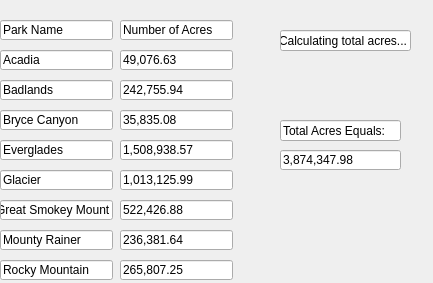
Above: totalacres.ui from smoreno11/NationalParksProject before the change. Below: the same form after it.
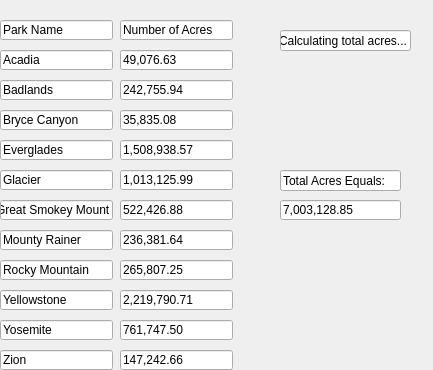
That is the form after the change.

Patch:
```diff
--- a/totalacres.ui
+++ b/totalacres.ui
@@ -7,7 +7,7 @@
     <x>0</x>
     <y>0</y>
     <width>433</width>
-    <height>283</height>
+    <height>370</height>
    </rect>
   </property>
   <property name="windowTitle">
@@ -289,7 +289,7 @@
    <property name="geometry">
     <rect>
      <x>280</x>
-     <y>120</y>
+     <y>170</y>
      <width>121</width>
      <height>21</height>
     </rect>
@@ -305,13 +305,13 @@
    <property name="geometry">
     <rect>
      <x>280</x>
-     <y>150</y>
+     <y>200</y>
      <width>121</width>
      <height>20</height>
     </rect>
    </property>
    <property name="text">
-    <string>3,874,347.98</string>
+    <string>7,003,128.85</string>
    </property>
    <property name="readOnly">
     <bool>true</bool>
@@ -349,6 +349,102 @@
     <bool>true</bool>
    </property>
   </widget>
+  <widget class="QLineEdit" name="lineEdit_22">
+   <property name="geometry">
+    <rect>
+     <x>0</x>
+     <y>290</y>
+     <width>113</width>
+     <height>20</height>
+    </rect>
+   </property>
+   <property name="text">
+    <string>Yellowstone</string>
+   </property>
+   <property name="readOnly">
+    <bool>true</bool>
+   </property>
+  </widget>
+  <widget class="QLineEdit" name="lineEdit_23">
+   <property name="geometry">
+    <rect>
+     <x>0</x>
+     <y>320</y>
+     <width>113</width>
+     <height>20</height>
+    </rect>
+   </property>
+   <property name="text">
+    <string>Yosemite</string>
+   </property>
+   <property name="readOnly">
+    <bool>true</bool>
+   </property>
+  </widget>
+  <widget class="QLineEdit" name="lineEdit_24">
+   <property name="geometry">
+    <rect>
+     <x>0</x>
+     <y>350</y>
+     <width>113</width>
+     <height>20</height>
+    </rect>
+   </property>
+   <property name="text">
+    <string>Zion</string>
+   </property>
+   <property name="readOnly">
+    <bool>true</bool>
+   </property>
+  </widget>
+  <widget class="QLineEdit" name="lineEdit_25">
+   <property name="geometry">
+    <rect>
+     <x>120</x>
+     <y>290</y>
+     <width>113</width>
+     <height>20</height>
+    </rect>
+   </property>
+   <property name="text">
+    <string>2,219,790.71</string>
+   </property>
+   <property name="readOnly">
+    <bool>true</bool>
+   </property>
+  </widget>
+  <widget class="QLineEdit" name="lineEdit_26">
+   <property name="geometry">
+    <rect>
+     <x>120</x>
+     <y>320</y>
+     <width>113</width>
+     <height>20</height>
+    </rect>
+   </property>
+   <property name="text">
+    <string>761,747.50</string>
+   </property>
+   <property name="readOnly">
+    <bool>true</bool>
+   </property>
+  </widget>
+  <widget class="QLineEdit" name="lineEdit_27">
+   <property name="geometry">
+    <rect>
+     <x>120</x>
+     <y>350</y>
+     <width>113</width>
+     <height>20</height>
+    </rect>
+   </property>
+   <property name="text">
+    <string>147,242.66</string>
+   </property>
+   <property name="readOnly">
+    <bool>true</bool>
+   </property>
+  </widget>
  </widget>
  <resources/>
  <connections/>
```
